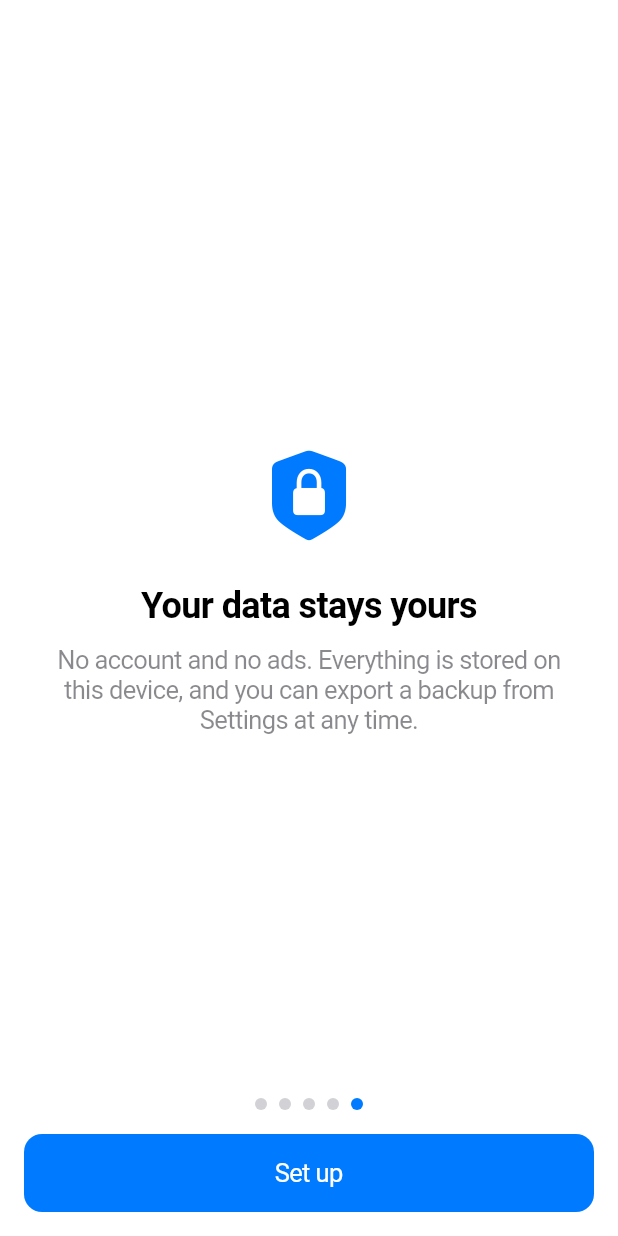
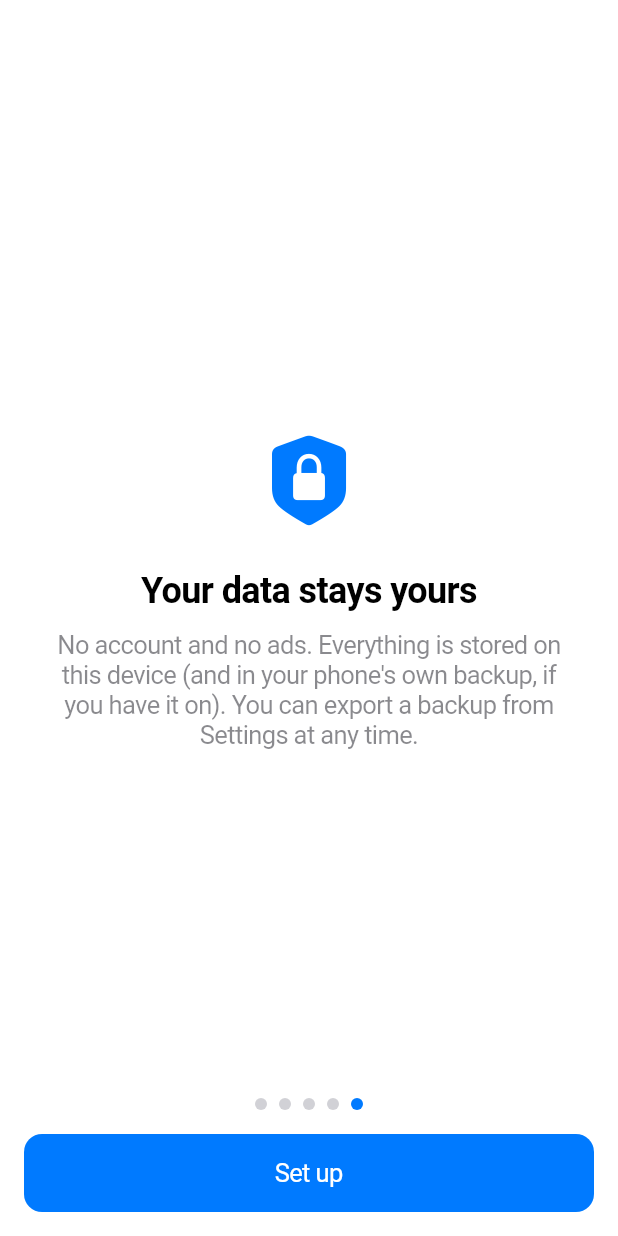
Before and after one commit to Andrew-A-Cruz/nutriton_project, a Flutter app: the screen it shows after launch, swiped to page 5, on a phone screen of 412 x 824 dp. Run offline on Flutter 3.47's test engine with Material 3 defaults, Android fonts, the phone set to English and light mode, and no system bars; our stand-ins replace drift, drift_flutter, file_picker, fl_chart, flutter_local_notifications, flutter_riverpod and 4 more; missing offline and left inert: health, home_widget, mobile_scanner; accounts and stored records are empty; generated files the repository leaves out were written again; statements that could not run were skipped.

Commit message:
Keep Android Auto Backup on and say so on the welcome page
Co-Authored-By: Claude Opus 5.5 <noreply@anthropic.com>

```diff
--- a/lib/views/onboarding/welcome_pages.dart
+++ b/lib/views/onboarding/welcome_pages.dart
@@ -35,8 +35,9 @@ const _pages = <_WelcomePage>[
     icon: CupertinoIcons.lock_shield_fill,
     title: 'Your data stays yours',
     body:
-        'No account and no ads. Everything is stored on this device, and you '
-        'can export a backup from Settings at any time.',
+        'No account and no ads. Everything is stored on this device (and in '
+        'your phone\'s own backup, if you have it on). You can export a '
+        'backup from Settings at any time.',
   ),
 ];
 
```
Also changed, not shown: 1 other file.
